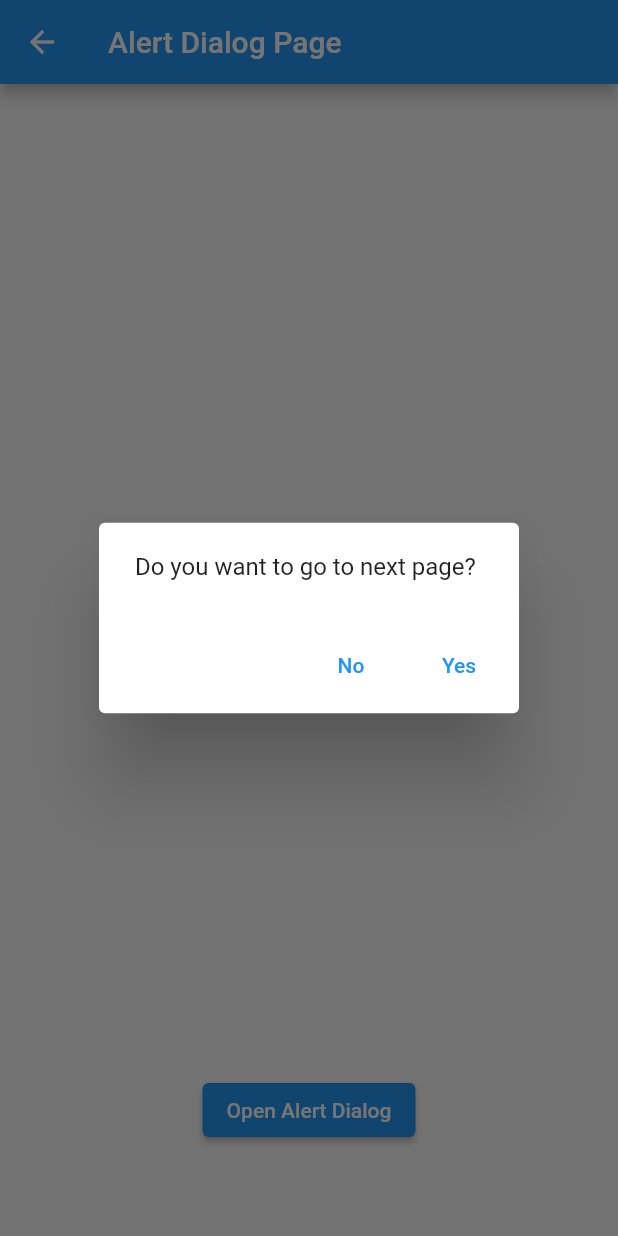
After one commit to marurur/flutter_ui_practice, a Flutter app: the AlertDialogPage screen opened by its route, after a tap on "Open Alert Dialog", on a phone screen of 412 x 824 dp. The commit adds this screen. Run offline on Flutter 3.47's test engine with Material 2 defaults, Android fonts, the phone set to English and light mode, and no system bars.

Commit message:
add alert dialog page

```diff
--- a/lib/app.dart
+++ b/lib/app.dart
@@ -1,5 +1,6 @@
 import 'package:flutter/material.dart';
 import 'package:flutter_ui_practice/home_page.dart';
+import 'package:flutter_ui_practice/pages/alert_dialog_page.dart';
 import 'package:flutter_ui_practice/pages/stacked_grid_view_page.dart';
 import 'package:flutter_ui_practice/pages/stacked_list_view_page.dart';
 
@@ -14,6 +15,7 @@ class App extends StatelessWidget {
           HomePage.routeName: (_) => const HomePage(),
           StackedGridViewPage.routeName: (_) => const StackedGridViewPage(),
           StackedListViewPage.routeName: (_) => const StackedListViewPage(),
+          AlertDialogPage.routeName: (_) => const AlertDialogPage(),
         };
         final pushPage = pushRoutes[settings.name]!;
         return MaterialPageRoute(
--- /dev/null
+++ b/lib/pages/alert_dialog_page.dart
@@ -0,0 +1,73 @@
+import 'package:flutter/material.dart';
+
+class AlertDialogPage extends StatelessWidget {
+  const AlertDialogPage({Key? key}) : super(key: key);
+  static const routeName = '/dialog';
+  static const title = 'Alert Dialog Page';
+
+  @override
+  Widget build(BuildContext context) {
+    return Scaffold(
+      appBar: AppBar(title: Text('Alert Dialog Page')),
+      body: Stack(
+        children: [
+          Center(
+            child: Text(
+              'Open Alert Dialog to tap the below button',
+              style: Theme.of(context).textTheme.bodyText1,
+            ),
+          ),
+          Align(
+            alignment: Alignment.bottomCenter,
+            child: Padding(
+              padding: const EdgeInsets.all(60),
+              child: ElevatedButton(
+                onPressed: () => _showAlertDialog(context),
+                child: Text('Open Alert Dialog'),
+              ),
+            ),
+          ),
+        ],
+      ),
+    );
+  }
+
+  void _showAlertDialog(BuildContext context) {
+    showDialog(
+      context: context,
+      builder: (context) {
+        return AlertDialog(
+          content: Text('Do you want to go to next page?'),
+          actions: [
+            TextButton(
+              onPressed: () {
+                Navigator.pop(context);
+              },
+              child: Text('No'),
+            ),
+            TextButton(
+              onPressed: () {
+                Navigator.pop(context);
+                Navigator.of(context).push(
+                  MaterialPageRoute(builder: (context) => _NextPage()),
+                );
+              },
+              child: Text('Yes'),
+            ),
+          ],
+        );
+      },
+    );
+  }
+}
+
+class _NextPage extends StatelessWidget {
+  const _NextPage({Key? key}) : super(key: key);
+
+  @override
+  Widget build(BuildContext context) {
+    return Scaffold(
+      appBar: AppBar(title: Text(('Next Page'))),
+    );
+  }
+}
```
Also changed, not shown: lib/home_page.dart (+8 -0 lines).
